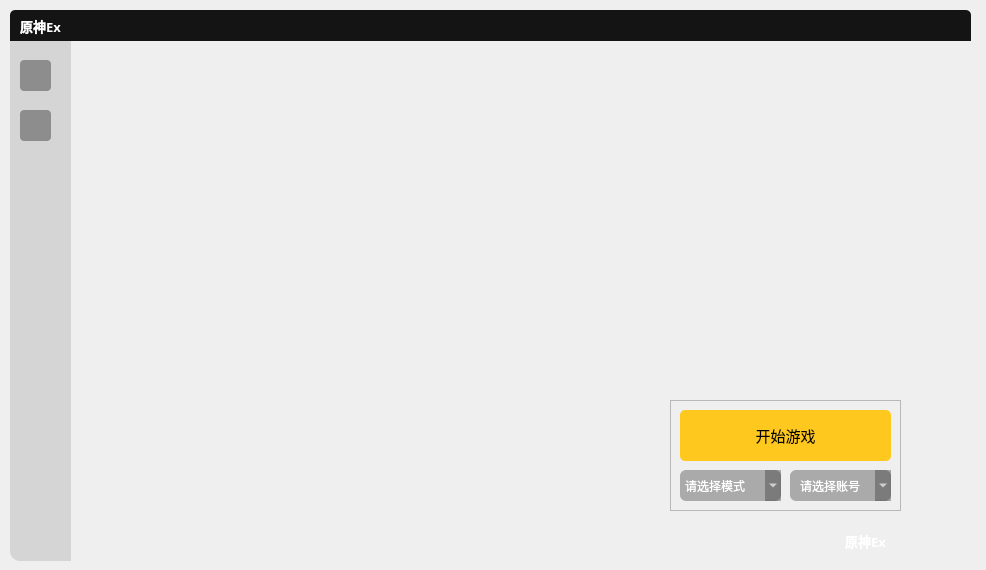
Moxiner/YuanShenEx, file Launcher/res/Launcher.ui: the form before one commit.
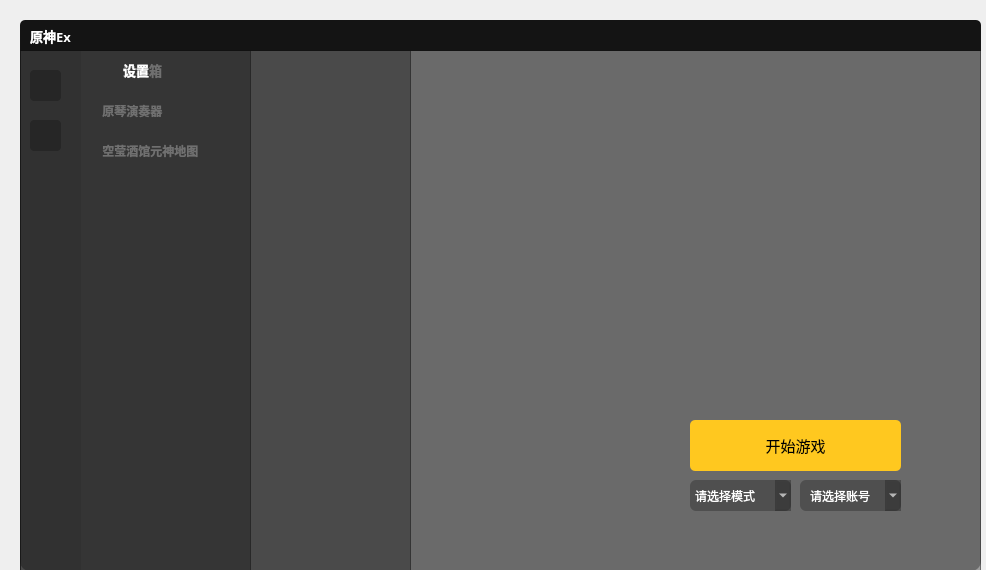
The form after the commit. Icons and pictures are not drawn.

What changed in the file:
```diff
--- a/Launcher/res/Launcher.ui
+++ b/Launcher/res/Launcher.ui
@@ -13,42 +13,12 @@
   <property name="windowTitle">
    <string>MainWindow</string>
   </property>
-  <widget class="QWidget" name="centralwidget">
-   <widget class="QWidget" name="widget" native="true">
+  <widget class="QWidget" name="Main_Widget">
+   <widget class="QFrame" name="Top_Frame">
     <property name="geometry">
      <rect>
-      <x>10</x>
-      <y>10</y>
-      <width>961</width>
-      <height>551</height>
-     </rect>
-    </property>
-    <property name="styleSheet">
-     <string notr="true"/>
-    </property>
-    <widget class="QLabel" name="label">
-     <property name="geometry">
-      <rect>
-       <x>0</x>
-       <y>0</y>
-       <width>961</width>
-       <height>551</height>
-      </rect>
-     </property>
-     <property name="styleSheet">
-      <string notr="true">border-image: url(:/background/background.png);
-border-radius:10px;
-</string>
-     </property>
-     <property name="text">
-      <string/>
-     </property>
-    </widget>
-    <widget class="QFrame" name="frame">
-     <property name="geometry">
-      <rect>
-       <x>0</x>
-       <y>0</y>
+      <x>20</x>
+      <y>20</y>
        <width>961</width>
        <height>31</height>
       </rect>
@@ -165,22 +135,396 @@
       </layout>
      </widget>
     </widget>
-    <widget class="QFrame" name="frame_2">
+   <widget class="QFrame" name="MainFrame">
      <property name="geometry">
       <rect>
-       <x>660</x>
-       <y>390</y>
+      <x>20</x>
+      <y>50</y>
+      <width>961</width>
+      <height>521</height>
+     </rect>
+    </property>
+    <property name="styleSheet">
+     <string notr="true">background-color: rgba(20, 20, 20, 95);</string>
+    </property>
+    <property name="frameShape">
+     <enum>QFrame::StyledPanel</enum>
+    </property>
+    <property name="frameShadow">
+     <enum>QFrame::Raised</enum>
+    </property>
+    <widget class="QFrame" name="AppFrame">
+     <property name="geometry">
+      <rect>
+       <x>0</x>
+       <y>0</y>
+       <width>231</width>
+       <height>521</height>
+      </rect>
+     </property>
+     <property name="styleSheet">
+      <string notr="true">QLabel {	
+	background-color: rgba(255, 255, 255, 0);
+	color: rgb(255, 255, 255);
+}
+QPushButton {
+	background-color: rgba(255, 255, 255, 0);
+	color: rgb(255, 255, 255);
+	background-origin: content;
+    background-position: left;
+    background-repeat: no-repeat;
+    text-align: center;
+	border:none;
+
+}
+QPushButton:hover
+{	
+	border:none;
+    background-color: rgba(255, 255, 255 );
+    color: rgb(0, 0, 0 );
+}</string>
+     </property>
+     <property name="frameShape">
+      <enum>QFrame::StyledPanel</enum>
+     </property>
+     <property name="frameShadow">
+      <enum>QFrame::Raised</enum>
+     </property>
+     <widget class="QPushButton" name="APP_Icon">
+      <property name="geometry">
+       <rect>
+        <x>60</x>
+        <y>0</y>
+        <width>41</width>
+        <height>41</height>
+       </rect>
+      </property>
+      <property name="styleSheet">
+       <string notr="true">background-color: rgba(255, 255, 255, 0);</string>
+      </property>
+      <property name="text">
+       <string/>
+      </property>
+      <property name="icon">
+       <iconset resource="res.qrc">
+        <normaloff>:/ico/app.png</normaloff>:/ico/app.png</iconset>
+      </property>
+     </widget>
+     <widget class="QLabel" name="APP_Title_Lable">
+      <property name="geometry">
+       <rect>
+        <x>103</x>
+        <y>4</y>
+        <width>61</width>
+        <height>31</height>
+       </rect>
+      </property>
+      <property name="font">
+       <font>
+        <family>微软雅黑</family>
+        <pointsize>10</pointsize>
+        <weight>75</weight>
+        <bold>true</bold>
+       </font>
+      </property>
+      <property name="styleSheet">
+       <string notr="true">color: rgb(255, 255, 255);</string>
+      </property>
+      <property name="text">
+       <string>工具箱</string>
+      </property>
+     </widget>
+     <widget class="QPushButton" name="pushButton">
+      <property name="geometry">
+       <rect>
+        <x>60</x>
+        <y>40</y>
+        <width>171</width>
+        <height>41</height>
+       </rect>
+      </property>
+      <property name="font">
+       <font>
+        <family>微软雅黑</family>
+        <pointsize>9</pointsize>
+        <weight>75</weight>
+        <bold>true</bold>
+       </font>
+      </property>
+      <property name="focusPolicy">
+       <enum>Qt::WheelFocus</enum>
+      </property>
+      <property name="contextMenuPolicy">
+       <enum>Qt::NoContextMenu</enum>
+      </property>
+      <property name="layoutDirection">
+       <enum>Qt::LeftToRight</enum>
+      </property>
+      <property name="styleSheet">
+       <string notr="true">QPushButton
+{	
+    background-image: url(:/configIcon.png);
+    background-origin: content;
+    background-position: left;
+    background-repeat: no-repeat;
+	padding-left:10px;
+    text-align: left;
+}
+</string>
+      </property>
+      <property name="text">
+       <string>    原琴演奏器</string>
+      </property>
+      <property name="icon">
+       <iconset resource="res.qrc">
+        <normaloff>:/app_icon/Genshin_auto_play.png</normaloff>:/app_icon/Genshin_auto_play.png</iconset>
+      </property>
+      <property name="iconSize">
+       <size>
+        <width>25</width>
+        <height>25</height>
+       </size>
+      </property>
+      <property name="autoRepeatDelay">
+       <number>300</number>
+      </property>
+      <property name="autoDefault">
+       <bool>false</bool>
+      </property>
+     </widget>
+     <widget class="QPushButton" name="pushButton_2">
+      <property name="geometry">
+       <rect>
+        <x>60</x>
+        <y>80</y>
+        <width>171</width>
+        <height>41</height>
+       </rect>
+      </property>
+      <property name="font">
+       <font>
+        <family>微软雅黑</family>
+        <pointsize>9</pointsize>
+        <weight>75</weight>
+        <bold>true</bold>
+       </font>
+      </property>
+      <property name="focusPolicy">
+       <enum>Qt::WheelFocus</enum>
+      </property>
+      <property name="contextMenuPolicy">
+       <enum>Qt::NoContextMenu</enum>
+      </property>
+      <property name="layoutDirection">
+       <enum>Qt::LeftToRight</enum>
+      </property>
+      <property name="styleSheet">
+       <string notr="true">QPushButton
+{	
+    background-image: url(:/configIcon.png);
+    background-origin: content;
+    background-position: left;
+    background-repeat: no-repeat;
+	padding-left:10px;
+    text-align: left;
+}
+</string>
+      </property>
+      <property name="text">
+       <string>    空莹酒馆元神地图</string>
+      </property>
+      <property name="icon">
+       <iconset resource="res.qrc">
+        <normaloff>:/app_icon/Map.ico</normaloff>:/app_icon/Map.ico</iconset>
+      </property>
+      <property name="iconSize">
+       <size>
+        <width>25</width>
+        <height>25</height>
+       </size>
+      </property>
+      <property name="autoRepeatDelay">
+       <number>300</number>
+      </property>
+      <property name="autoDefault">
+       <bool>false</bool>
+      </property>
+     </widget>
+    </widget>
+    <widget class="QLabel" name="Background_Label">
+     <property name="geometry">
+      <rect>
+       <x>0</x>
+       <y>-30</y>
+       <width>961</width>
+       <height>551</height>
+      </rect>
+     </property>
+     <property name="styleSheet">
+      <string notr="true">border-image: url(:/background/background.png);
+border-radius:10px;
+</string>
+     </property>
+     <property name="text">
+      <string/>
+     </property>
+    </widget>
+    <widget class="QFrame" name="SetFrame">
+     <property name="geometry">
+      <rect>
+       <x>0</x>
+       <y>0</y>
+       <width>391</width>
+       <height>521</height>
+      </rect>
+     </property>
+     <property name="styleSheet">
+      <string notr="true">QLabel {	
+	background-color: rgba(255, 255, 255, 0);
+	color: rgb(255, 255, 255);
+}
+QPushButton {
+	background-color: rgba(255, 255, 255, 0);
+	color: rgb(255, 255, 255);
+	background-origin: content;
+    background-position: left;
+    background-repeat: no-repeat;
+    text-align: center;
+	border:none;
+
+}
+QPushButton:hover
+{	
+	border:none;
+    background-color: rgba(255, 255, 255 );
+    color: rgb(0, 0, 0 );
+}</string>
+     </property>
+     <property name="frameShape">
+      <enum>QFrame::StyledPanel</enum>
+     </property>
+     <property name="frameShadow">
+      <enum>QFrame::Raised</enum>
+     </property>
+     <widget class="QPushButton" name="APP_Icon_4">
+      <property name="geometry">
+       <rect>
+        <x>60</x>
+        <y>0</y>
+        <width>41</width>
+        <height>41</height>
+       </rect>
+      </property>
+      <property name="styleSheet">
+       <string notr="true">background-color: rgba(255, 255, 255, 0);</string>
+      </property>
+      <property name="text">
+       <string/>
+      </property>
+      <property name="icon">
+       <iconset resource="res.qrc">
+        <normaloff>:/ico/setting.png</normaloff>:/ico/setting.png</iconset>
+      </property>
+     </widget>
+     <widget class="QLabel" name="APP_Title_Lable_4">
+      <property name="geometry">
+       <rect>
+        <x>103</x>
+        <y>4</y>
+        <width>61</width>
+        <height>31</height>
+       </rect>
+      </property>
+      <property name="font">
+       <font>
+        <family>微软雅黑</family>
+        <pointsize>10</pointsize>
+        <weight>75</weight>
+        <bold>true</bold>
+       </font>
+      </property>
+      <property name="styleSheet">
+       <string notr="true">color: rgb(255, 255, 255);</string>
+      </property>
+      <property name="text">
+       <string>设置</string>
+      </property>
+     </widget>
+    </widget>
+   </widget>
+   <widget class="QFrame" name="Left_Frame">
+    <property name="geometry">
+     <rect>
+      <x>20</x>
+      <y>50</y>
+      <width>61</width>
+      <height>521</height>
+     </rect>
+    </property>
+    <property name="styleSheet">
+     <string notr="true">QFrame{
+	background-color: rgba(20, 20, 20 ,30);
+	border-bottom-left-radius: 10px;
+
+}
+QPushButton {
+	border-radius: 4px;
+	background-color: rgba(20, 20, 20 ,95);
+}
+QPushButton:hover {
+	border: 2px solid white;
+	border-radius: 4px;
+
+}</string>
+    </property>
+    <widget class="QPushButton" name="APP_PushButton">
+     <property name="geometry">
+      <rect>
+       <x>10</x>
+       <y>20</y>
+       <width>31</width>
+       <height>31</height>
+      </rect>
+     </property>
+     <property name="text">
+      <string/>
+     </property>
+     <property name="icon">
+      <iconset resource="res.qrc">
+       <normaloff>:/ico/app.png</normaloff>:/ico/app.png</iconset>
+     </property>
+    </widget>
+    <widget class="QPushButton" name="Set_PushButton_2">
+     <property name="geometry">
+      <rect>
+       <x>10</x>
+       <y>70</y>
+       <width>31</width>
+       <height>31</height>
+      </rect>
+     </property>
+     <property name="text">
+      <string/>
+     </property>
+     <property name="icon">
+      <iconset resource="res.qrc">
+       <normaloff>:/ico/setting.png</normaloff>:/ico/setting.png</iconset>
+     </property>
+    </widget>
+   </widget>
+   <widget class="QFrame" name="Start_Frame">
+    <property name="geometry">
+     <rect>
+      <x>680</x>
+      <y>410</y>
        <width>231</width>
        <height>111</height>
       </rect>
      </property>
-     <property name="frameShape">
-      <enum>QFrame::StyledPanel</enum>
-     </property>
-     <property name="frameShadow">
-      <enum>QFrame::Raised</enum>
-     </property>
-     <widget class="QPushButton" name="InstallerEnd_Button">
+    <property name="styleSheet">
+     <string notr="true">background-color: rgba(0, 0, 0, 0);</string>
+    </property>
+    <widget class="QPushButton" name="Start_PushButton">
       <property name="geometry">
        <rect>
         <x>10</x>
@@ -218,7 +562,7 @@
        <bool>false</bool>
       </property>
      </widget>
-     <widget class="QComboBox" name="comboBox">
+    <widget class="QComboBox" name="Mode_ComboBox">
       <property name="geometry">
        <rect>
         <x>10</x>
@@ -287,7 +631,7 @@
        </property>
       </item>
      </widget>
-     <widget class="QComboBox" name="comboBox_2">
+    <widget class="QComboBox" name="Acconut_ComboBox">
       <property name="geometry">
        <rect>
         <x>120</x>
@@ -328,95 +672,10 @@
       </item>
      </widget>
     </widget>
-    <widget class="QFrame" name="frame_2">
-     <property name="geometry">
-      <rect>
-       <x>0</x>
-       <y>30</y>
-       <width>61</width>
-       <height>521</height>
-      </rect>
-     </property>
-     <property name="styleSheet">
-      <string notr="true">QFrame{
-	background-color: rgba(20, 20, 20 ,30);
-	border-bottom-left-radius: 10px;
-
-}
-QPushButton {
-	border-radius: 4px;
-	background-color: rgba(20, 20, 20 ,95);
-}
-QPushButton:hover {
-	border: 2px solid white;
-	border-radius: 4px;
-
-}</string>
-     </property>
-     <widget class="QPushButton" name="pushButton">
-      <property name="geometry">
-       <rect>
-        <x>10</x>
-        <y>20</y>
-        <width>31</width>
-        <height>31</height>
-       </rect>
-      </property>
-      <property name="text">
-       <string/>
-      </property>
-      <property name="icon">
-       <iconset resource="res.qrc">
-        <normaloff>:/ico/app.png</normaloff>:/ico/app.png</iconset>
-      </property>
-     </widget>
-     <widget class="QPushButton" name="pushButton_2">
-      <property name="geometry">
-       <rect>
-        <x>10</x>
-        <y>70</y>
-        <width>31</width>
-        <height>31</height>
-       </rect>
-      </property>
-      <property name="text">
-       <string/>
-      </property>
-      <property name="icon">
-       <iconset resource="res.qrc">
-        <normaloff>:/ico/setting.png</normaloff>:/ico/setting.png</iconset>
-      </property>
-     </widget>
-    </widget>
-    <widget class="QLabel" name="Title_Lable_2">
-     <property name="geometry">
-      <rect>
-       <x>760</x>
-       <y>520</y>
-       <width>191</width>
-       <height>21</height>
-      </rect>
-     </property>
-     <property name="font">
-      <font>
-       <family>微软雅黑</family>
-       <pointsize>10</pointsize>
-       <weight>75</weight>
-       <bold>true</bold>
-      </font>
-     </property>
-     <property name="styleSheet">
-      <string notr="true">color: rgb(255, 255, 255);
-text-aliger:right;</string>
-     </property>
-     <property name="text">
-      <string>原神Ex</string>
-     </property>
-     <property name="alignment">
-      <set>Qt::AlignCenter</set>
-     </property>
-    </widget>
-   </widget>
+   <zorder>Top_Frame</zorder>
+   <zorder>MainFrame</zorder>
+   <zorder>Start_Frame</zorder>
+   <zorder>Left_Frame</zorder>
   </widget>
  </widget>
  <resources>
```
Left out of the diff: 6 changed lines with no effect on the pictures. Lines whose indentation alone changed are shown as unchanged.
